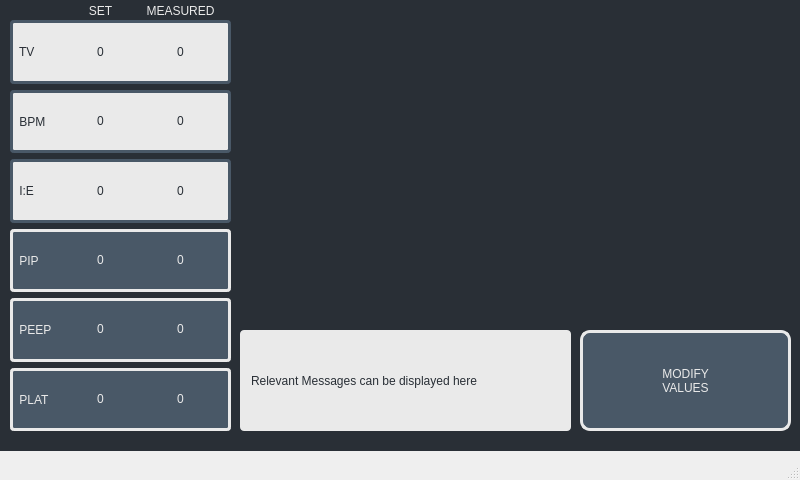
Before: the Qt Designer form software/control_system/gui/main_window.ui in VentCU/bbwtb, drawn with Qt 5.
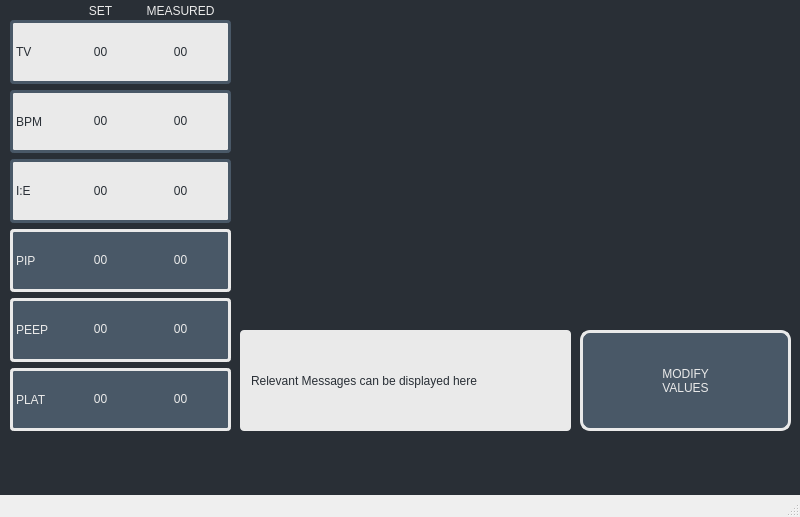
After: the same form once the commit is applied. Custom widgets are drawn as their Qt base class.

```diff
--- a/software/control_system/gui/main_window.ui
+++ b/software/control_system/gui/main_window.ui
@@ -7,7 +7,7 @@
     <x>0</x>
     <y>0</y>
     <width>800</width>
-    <height>480</height>
+    <height>517</height>
    </rect>
   </property>
   <property name="minimumSize">
@@ -19,7 +19,7 @@
   <property name="maximumSize">
    <size>
     <width>800</width>
-    <height>480</height>
+    <height>1000</height>
    </size>
   </property>
   <property name="windowTitle">
@@ -144,7 +144,7 @@
 border-radius: 4px;</string>
        </property>
        <property name="text">
-        <string> TV</string>
+        <string>TV</string>
        </property>
       </widget>
      </item>
@@ -160,7 +160,7 @@
 </string>
        </property>
        <property name="text">
-        <string> BPM</string>
+        <string>BPM</string>
        </property>
       </widget>
      </item>
@@ -176,7 +176,7 @@
 </string>
        </property>
        <property name="text">
-        <string> I:E</string>
+        <string>I:E</string>
        </property>
       </widget>
      </item>
@@ -191,7 +191,7 @@
 border-radius: 4px;</string>
        </property>
        <property name="text">
-        <string> PIP</string>
+        <string>PIP</string>
        </property>
       </widget>
      </item>
@@ -206,7 +206,7 @@
 border-radius: 4px;</string>
        </property>
        <property name="text">
-        <string> PEEP</string>
+        <string>PEEP</string>
        </property>
       </widget>
      </item>
@@ -222,7 +222,7 @@
 </string>
        </property>
        <property name="text">
-        <string> PLAT</string>
+        <string>PLAT</string>
        </property>
       </widget>
      </item>
@@ -247,7 +247,7 @@
 font: 38pt &quot;Nimbus sans L&quot;;</string>
        </property>
        <property name="text">
-        <string>0</string>
+        <string>00</string>
        </property>
        <property name="alignment">
         <set>Qt::AlignCenter</set>
@@ -263,7 +263,7 @@
 font: 38pt &quot;Nimbus sans L&quot;;</string>
        </property>
        <property name="text">
-        <string>0</string>
+        <string>00</string>
        </property>
        <property name="alignment">
         <set>Qt::AlignCenter</set>
@@ -279,7 +279,7 @@
 font: 38pt &quot;Nimbus sans L&quot;;</string>
        </property>
        <property name="text">
-        <string>0</string>
+        <string>00</string>
        </property>
        <property name="alignment">
         <set>Qt::AlignCenter</set>
@@ -295,7 +295,7 @@
 font: 38pt &quot;Nimbus sans L&quot;;</string>
        </property>
        <property name="text">
-        <string>0</string>
+        <string>00</string>
        </property>
        <property name="alignment">
         <set>Qt::AlignCenter</set>
@@ -311,7 +311,7 @@
 font: 38pt &quot;Nimbus sans L&quot;;</string>
        </property>
        <property name="text">
-        <string>0</string>
+        <string>00</string>
        </property>
        <property name="alignment">
         <set>Qt::AlignCenter</set>
@@ -327,7 +327,7 @@
 font: 38pt &quot;Nimbus sans L&quot;;</string>
        </property>
        <property name="text">
-        <string>0</string>
+        <string>00</string>
        </property>
        <property name="alignment">
         <set>Qt::AlignCenter</set>
@@ -355,7 +355,7 @@
 font: 38pt &quot;Nimbus sans L&quot;;</string>
        </property>
        <property name="text">
-        <string>0</string>
+        <string>00</string>
        </property>
        <property name="alignment">
         <set>Qt::AlignCenter</set>
@@ -371,7 +371,7 @@
 font: 38pt &quot;Nimbus sans L&quot;;</string>
        </property>
        <property name="text">
-        <string>0</string>
+        <string>00</string>
        </property>
        <property name="alignment">
         <set>Qt::AlignCenter</set>
@@ -387,7 +387,7 @@
 font: 38pt &quot;Nimbus sans L&quot;;</string>
        </property>
        <property name="text">
-        <string>0</string>
+        <string>00</string>
        </property>
        <property name="alignment">
         <set>Qt::AlignCenter</set>
@@ -403,7 +403,7 @@
 font: 38pt &quot;Nimbus sans L&quot;;</string>
        </property>
        <property name="text">
-        <string>0</string>
+        <string>00</string>
        </property>
        <property name="alignment">
         <set>Qt::AlignCenter</set>
@@ -419,7 +419,7 @@
 font: 38pt &quot;Nimbus sans L&quot;;</string>
        </property>
        <property name="text">
-        <string>0</string>
+        <string>00</string>
        </property>
        <property name="alignment">
         <set>Qt::AlignCenter</set>
@@ -435,7 +435,7 @@
 font: 38pt &quot;Nimbus sans L&quot;;</string>
        </property>
        <property name="text">
-        <string>0</string>
+        <string>00</string>
        </property>
        <property name="alignment">
         <set>Qt::AlignCenter</set>
@@ -476,7 +476,7 @@
       <x>0</x>
       <y>-40</y>
       <width>801</width>
-      <height>491</height>
+      <height>541</height>
      </rect>
     </property>
     <property name="styleSheet">
```
Left out of the diff: 24 changed lines with no effect on the pictures.
